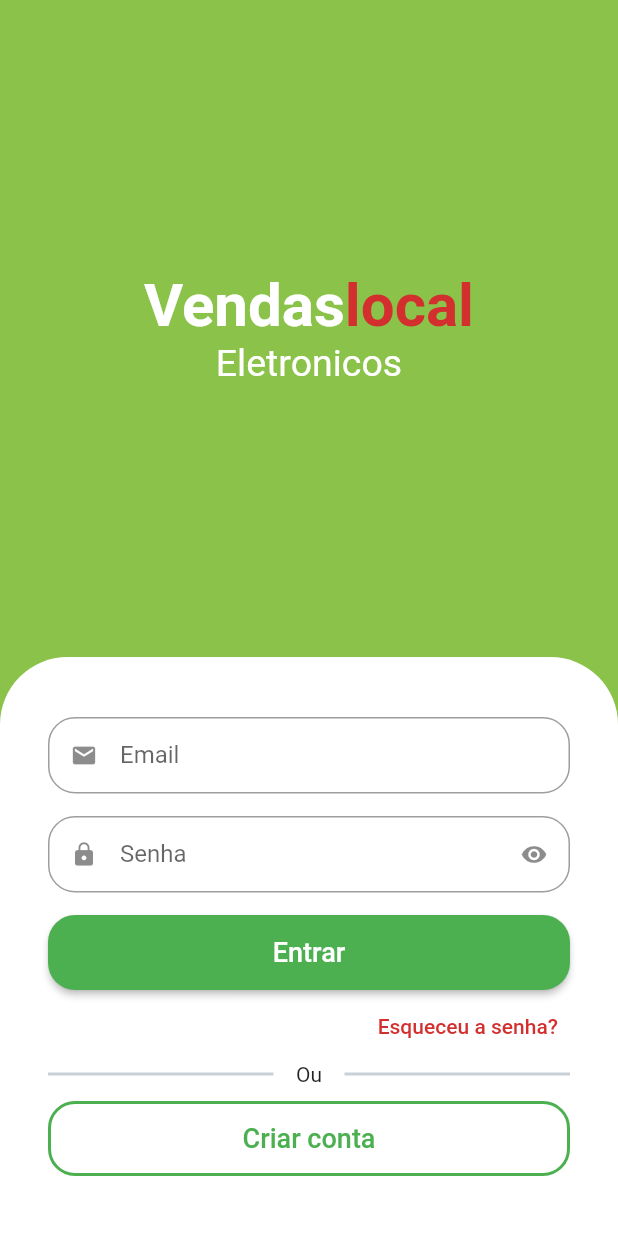
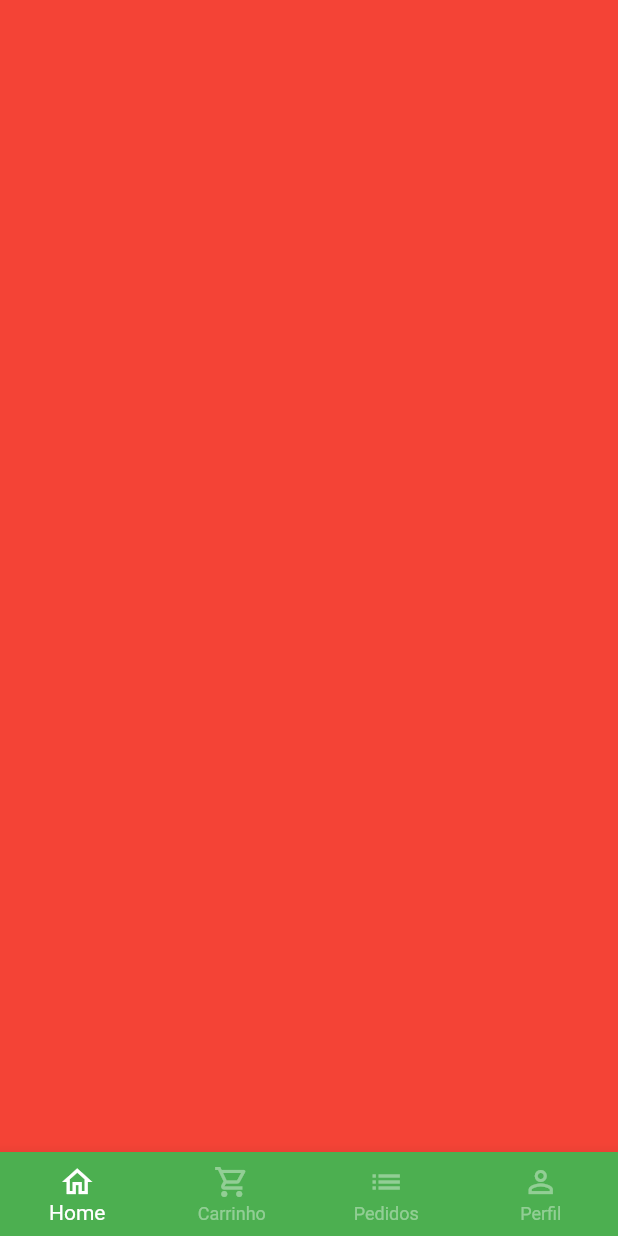
Before and after one commit to elucaspereira/vendas-front, a Flutter app: the screen it shows after launch, after a tap on "Entrar", on a phone screen of 412 x 824 dp. Run offline on Flutter 3.47's test engine with Material 2 defaults, Android fonts, the phone set to English and light mode, and no system bars; drawn by our look-alikes of animated_text_kit; our stand-ins replace mask_text_input_formatter.

Commit message:
criando tela base do app
criando tela base e habilitando o botao entrar

```diff
--- /dev/null
+++ b/lib/src/auth/base/base_screen.dart
@@ -0,0 +1,40 @@
+
+import 'package:flutter/material.dart';
+
+
+class BaseScreen extends StatelessWidget {
+  const BaseScreen({Key? key}) : super(key: key);
+
+  @override
+  Widget build(BuildContext context) {
+    return Scaffold(
+      body: Container(color: Colors.red),
+      bottomNavigationBar: BottomNavigationBar(
+        type: BottomNavigationBarType.fixed,
+        backgroundColor: Colors.green,
+        selectedItemColor: Colors.white,
+        unselectedItemColor: Colors.white.withAlpha(100),
+        items: [
+          BottomNavigationBarItem(
+            icon: Icon(Icons.home_outlined),
+            label: 'Home',
+          ),
+          BottomNavigationBarItem(
+            icon: Icon(Icons.shopping_cart_outlined),
+            label: 'Carrinho',
+          ),
+              BottomNavigationBarItem(
+            icon: Icon(Icons.list),
+            label: 'Pedidos',
+          ),
+                 BottomNavigationBarItem(
+            icon: Icon(Icons.person_outline),
+            label: 'Perfil',
+          ),
+
+        ],
+      ),
+
+    );
+  }
+}
--- a/lib/src/auth/sign_in_screen.dart
+++ b/lib/src/auth/sign_in_screen.dart
@@ -1,5 +1,6 @@
 import 'package:animated_text_kit/animated_text_kit.dart';
 import 'package:flutter/material.dart';
+import 'package:vendas/src/auth/base/base_screen.dart';
 import 'package:vendas/src/auth/components/custom_text_field.dart';
 import 'package:vendas/src/auth/config/custom_colors.dart';
 import 'package:vendas/src/auth/sign_up_screen.dart';
@@ -110,7 +111,13 @@ class SignInScreen extends StatelessWidget {
                             shape: RoundedRectangleBorder(
                           borderRadius: BorderRadius.circular(18),
                         )),
-                        onPressed: () {},
+                        onPressed: () {
+                          Navigator.of(context).pushReplacement(
+                            MaterialPageRoute(builder: (c) {
+                              return const BaseScreen();
+                            }));
+
+                        },
                         child: const Text(
                           "Entrar",
                           style: TextStyle(
```
